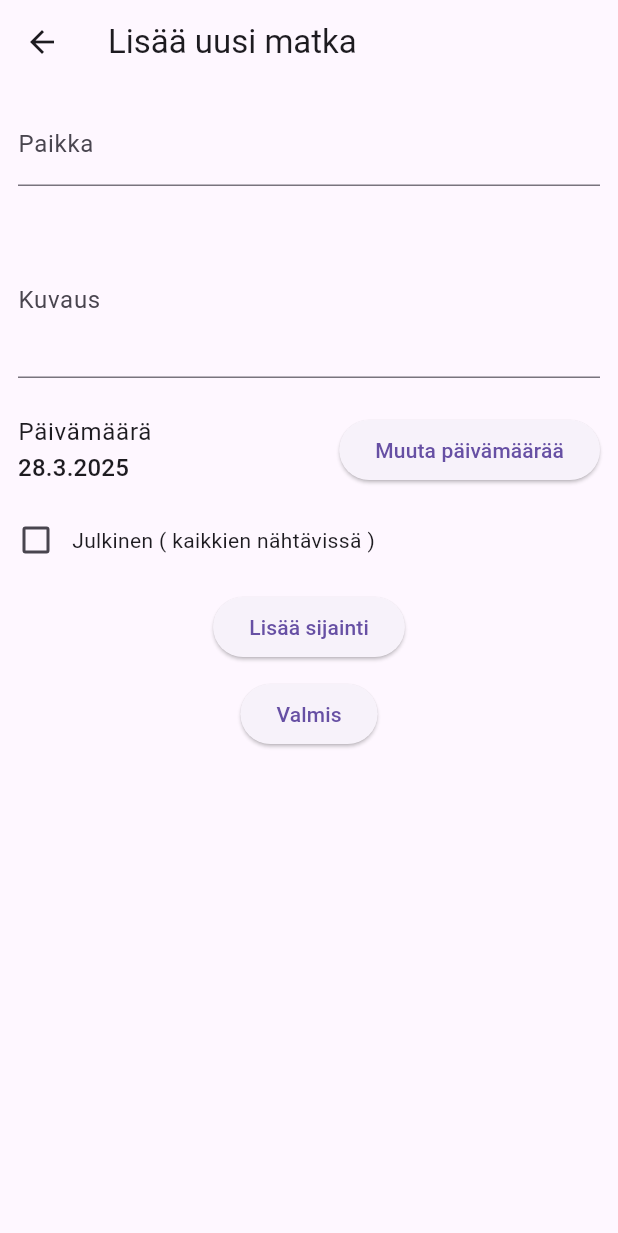
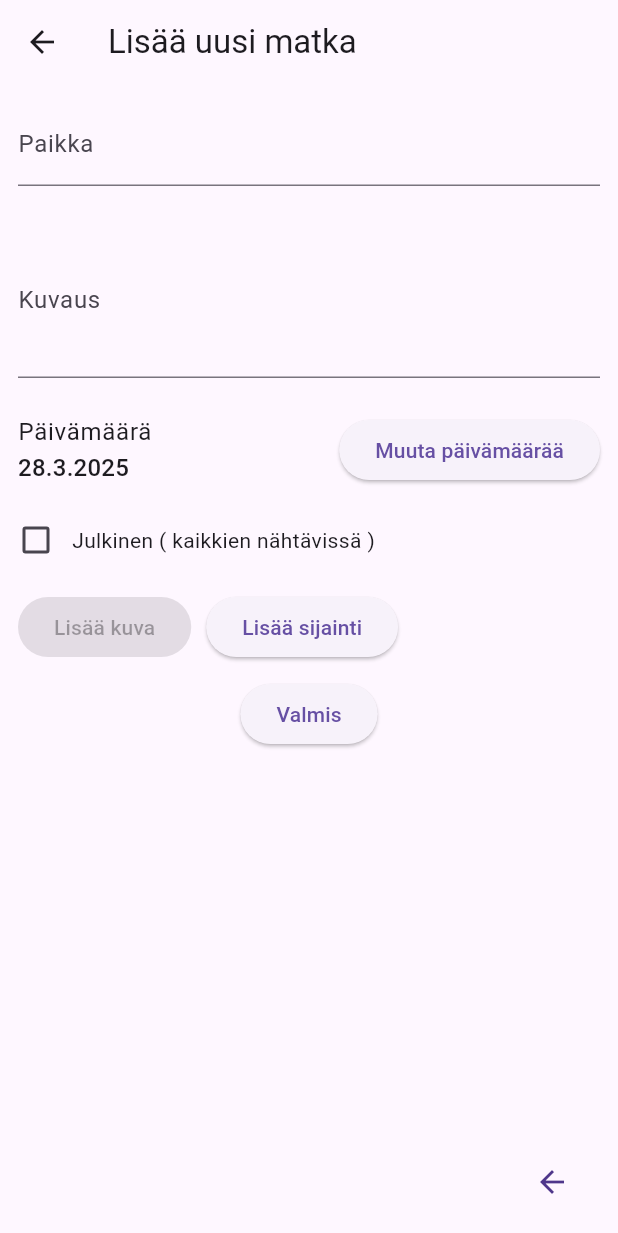
Before and after one commit to vilihellsten/flutter_matkapaivakirja, a Flutter app: the HomeScreen screen opened by its route, after a tap on the "add" icon, on a phone screen of 412 x 824 dp. Shown: the top 1233 px of the screen. Run offline on Flutter 3.47's test engine with Material 3 defaults, Android fonts, the phone set to English and light mode, and no system bars; our stand-ins replace firebase_auth, firebase_core, firebase_database, geolocator, get, google_maps_flutter and 1 more; missing offline and left inert: firebase_ui_auth; accounts and stored records are empty; network calls fail.

Commit message:
Lisää kuva sekä takaisin napit

```diff
--- a/lib/data/firebase_helper.dart
+++ b/lib/data/firebase_helper.dart
@@ -6,7 +6,7 @@ class FirebaseHelper {
   /*
   void clearUserData() {
     final userId = FirebaseAuth.instance.currentUser!.uid;
-    FirebaseDatabase.instance.ref().child('todoitems').child(userId).remove();
+    FirebaseDatabase.instance.ref().child('tripitems').child(userId).remove();
   }*/
 
   DatabaseReference getUserRef() {
--- a/lib/view/add_trip.dart
+++ b/lib/view/add_trip.dart
@@ -17,6 +17,18 @@ class AddTripView extends StatelessWidget {
     return Scaffold(
       appBar: AppBar(title: const Text("Lisää uusi matka")),
       body: InputForm(item: item),
+      floatingActionButton: Padding(
+        padding: const EdgeInsets.only(bottom: 8),
+        child: FloatingActionButton(
+          backgroundColor: Colors.transparent,
+          elevation: 0.0,
+          onPressed: () {
+            Navigator.pop(context); // Close the current view
+          },
+          child: const Icon(Icons.arrow_back),
+        ),
+      ),
+      floatingActionButtonLocation: FloatingActionButtonLocation.endDocked,
     );
   }
 }
@@ -118,8 +130,15 @@ class _InputFormState extends State<InputForm> {
               ),
               Text('Julkinen ( kaikkien nähtävissä )'),
             ]),
+            Row(mainAxisAlignment: MainAxisAlignment.start, children: [
               Padding(
-              padding: const EdgeInsets.all(10.0),
+                padding: const EdgeInsets.only(left: 12.0),
+                child:
+                    ElevatedButton(onPressed: null, child: Text("Lisää kuva")),
+              ),
+              Padding(
+                padding:
+                    const EdgeInsets.only(top: 10.0, bottom: 10.0, left: 10.0),
                 child: ElevatedButton(
                   onPressed: () async {
                     final selectedLocation = await Navigator.push(
@@ -140,6 +159,7 @@ class _InputFormState extends State<InputForm> {
                       : const Text("Lisää sijainti"),
                 ),
               ),
+            ]),
             ElevatedButton(
               onPressed: () {
                 if (_formKey.currentState!.validate()) {
--- a/lib/view/home.dart
+++ b/lib/view/home.dart
@@ -5,7 +5,10 @@ class HomeScreen extends StatelessWidget {
   @override
   Widget build(BuildContext context) {
     return Scaffold(
-      appBar: AppBar(title: Text('Matkapäiväkirja'), actions: <Widget>[
+      appBar: AppBar(
+          title: Text('Matkapäiväkirja'),
+          centerTitle: true,
+          actions: <Widget>[
             IconButton(
               icon: Icon(Icons.add),
               tooltip: 'Lisää uusi',
@@ -43,7 +46,7 @@ class HomeScreen extends StatelessWidget {
                 onPressed: () {
                   Get.toNamed('/add-trip');
                 },
-                child: Text('Lisää matka'),
+                child: Text('+ Lisää matka'),
               ),
             ),
             Padding(
@@ -52,7 +55,7 @@ class HomeScreen extends StatelessWidget {
                 onPressed: () {
                   Get.toNamed('/weather');
                 },
-                child: Text('Sää'),
+                child: Text('Säätiedot'),
               ),
             ),
             Padding(
--- a/pubspec.yaml
+++ b/pubspec.yaml
@@ -50,6 +50,7 @@ dependencies:
   path_provider: ^2.1.5
   provider: ^6.1.2
   firebase_ui_auth: ^1.16.1
+  http: ^1.3.0
 
 dev_dependencies:
   flutter_test:
```
Also changed, not shown: lib/main.dart (+0 -45 lines), lib/view/camera.dart (added, +50 -0 lines), lib/view/settings_screen.dart (+19 -4 lines), lib/view/weather.dart (+37 -11 lines), pubspec.lock, 4 other files. Lines whose indentation alone changed are shown as unchanged.
